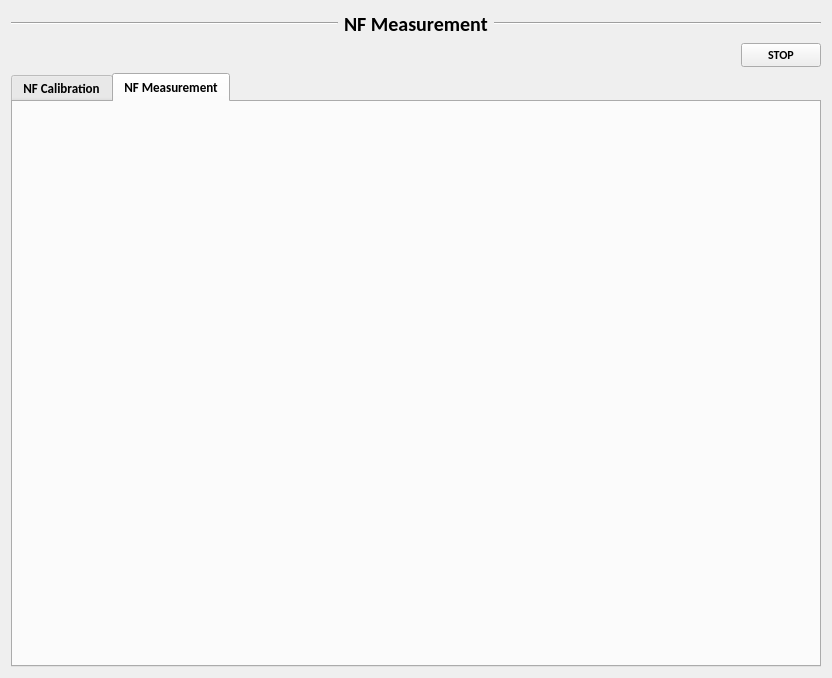
The window that Ui_Lib/Tuner_noise_calibration.ui (tickyboy/GaNology_remote) describes before a commit, drawn with Qt 5.
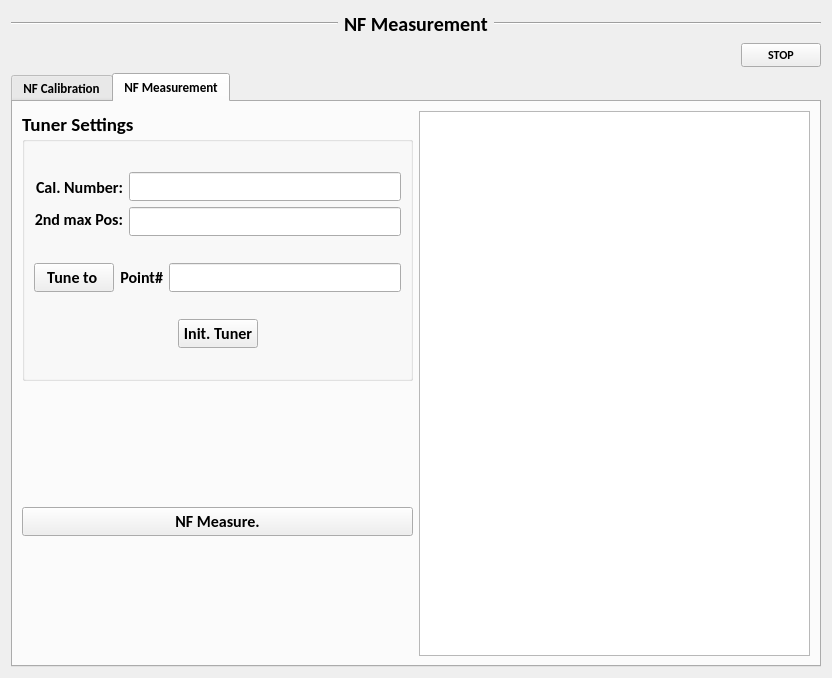
The same window after the commit. The open tabs and pages were chosen to show the change.

Diff of the .ui file:
```diff
--- a/Ui_Lib/Tuner_noise_calibration.ui
+++ b/Ui_Lib/Tuner_noise_calibration.ui
@@ -1039,6 +1039,289 @@
       <attribute name="title">
        <string>NF Measurement</string>
       </attribute>
+      <layout class="QGridLayout" name="gridLayout_7">
+       <item row="0" column="0">
+        <layout class="QVBoxLayout" name="verticalLayout_12">
+         <item>
+          <widget class="QGroupBox" name="groupBox_4">
+           <property name="sizePolicy">
+            <sizepolicy hsizetype="Expanding" vsizetype="Expanding">
+             <horstretch>0</horstretch>
+             <verstretch>0</verstretch>
+            </sizepolicy>
+           </property>
+           <property name="minimumSize">
+            <size>
+             <width>100</width>
+             <height>0</height>
+            </size>
+           </property>
+           <property name="font">
+            <font>
+             <pointsize>14</pointsize>
+            </font>
+           </property>
+           <property name="title">
+            <string>Tuner Settings</string>
+           </property>
+           <layout class="QGridLayout" name="gridLayout_6">
+            <item row="0" column="0" colspan="3">
+             <layout class="QHBoxLayout" name="horizontalLayout_9">
+              <item>
+               <layout class="QVBoxLayout" name="verticalLayout_6">
+                <item>
+                 <widget class="QLabel" name="label_18">
+                  <property name="sizePolicy">
+                   <sizepolicy hsizetype="Preferred" vsizetype="Fixed">
+                    <horstretch>0</horstretch>
+                    <verstretch>0</verstretch>
+                   </sizepolicy>
+                  </property>
+                  <property name="font">
+                   <font>
+                    <family>Calibri</family>
+                    <pointsize>12</pointsize>
+                    <weight>75</weight>
+                    <bold>true</bold>
+                   </font>
+                  </property>
+                  <property name="layoutDirection">
+                   <enum>Qt::LeftToRight</enum>
+                  </property>
+                  <property name="text">
+                   <string>Cal. Number:</string>
+                  </property>
+                  <property name="alignment">
+                   <set>Qt::AlignRight|Qt::AlignTrailing|Qt::AlignVCenter</set>
+                  </property>
+                 </widget>
+                </item>
+                <item>
+                 <widget class="QLabel" name="label_19">
+                  <property name="sizePolicy">
+                   <sizepolicy hsizetype="Preferred" vsizetype="Fixed">
+                    <horstretch>0</horstretch>
+                    <verstretch>0</verstretch>
+                   </sizepolicy>
+                  </property>
+                  <property name="font">
+                   <font>
+                    <family>Calibri</family>
+                    <pointsize>12</pointsize>
+                    <weight>75</weight>
+                    <bold>true</bold>
+                   </font>
+                  </property>
+                  <property name="layoutDirection">
+                   <enum>Qt::LeftToRight</enum>
+                  </property>
+                  <property name="frameShape">
+                   <enum>QFrame::NoFrame</enum>
+                  </property>
+                  <property name="text">
+                   <string>2nd max Pos:</string>
+                  </property>
+                  <property name="alignment">
+                   <set>Qt::AlignRight|Qt::AlignTrailing|Qt::AlignVCenter</set>
+                  </property>
+                 </widget>
+                </item>
+               </layout>
+              </item>
+              <item>
+               <layout class="QVBoxLayout" name="verticalLayout_10">
+                <item>
+                 <widget class="QLineEdit" name="Cal_number_edit_NF">
+                  <property name="font">
+                   <font>
+                    <pointsize>12</pointsize>
+                   </font>
+                  </property>
+                 </widget>
+                </item>
+                <item>
+                 <widget class="QLineEdit" name="Max_POS_edit_NF">
+                  <property name="font">
+                   <font>
+                    <pointsize>12</pointsize>
+                   </font>
+                  </property>
+                 </widget>
+                </item>
+               </layout>
+              </item>
+             </layout>
+            </item>
+            <item row="1" column="0" colspan="3">
+             <layout class="QHBoxLayout" name="horizontalLayout_10">
+              <item>
+               <widget class="QPushButton" name="Tune_button_NF">
+                <property name="font">
+                 <font>
+                  <family>Calibri</family>
+                  <pointsize>12</pointsize>
+                  <weight>75</weight>
+                  <bold>true</bold>
+                 </font>
+                </property>
+                <property name="text">
+                 <string>Tune to </string>
+                </property>
+               </widget>
+              </item>
+              <item>
+               <widget class="QLabel" name="label_20">
+                <property name="sizePolicy">
+                 <sizepolicy hsizetype="Preferred" vsizetype="Fixed">
+                  <horstretch>0</horstretch>
+                  <verstretch>0</verstretch>
+                 </sizepolicy>
+                </property>
+                <property name="font">
+                 <font>
+                  <family>Calibri</family>
+                  <pointsize>12</pointsize>
+                  <weight>75</weight>
+                  <bold>true</bold>
+                 </font>
+                </property>
+                <property name="layoutDirection">
+                 <enum>Qt::LeftToRight</enum>
+                </property>
+                <property name="frameShape">
+                 <enum>QFrame::NoFrame</enum>
+                </property>
+                <property name="text">
+                 <string>Point#</string>
+                </property>
+                <property name="alignment">
+                 <set>Qt::AlignRight|Qt::AlignTrailing|Qt::AlignVCenter</set>
+                </property>
+               </widget>
+              </item>
+              <item>
+               <widget class="QLineEdit" name="Calpoint_edit_NF">
+                <property name="font">
+                 <font>
+                  <pointsize>12</pointsize>
+                 </font>
+                </property>
+                <property name="text">
+                 <string/>
+                </property>
+               </widget>
+              </item>
+             </layout>
+            </item>
+            <item row="2" column="0">
+             <spacer name="horizontalSpacer_6">
+              <property name="orientation">
+               <enum>Qt::Horizontal</enum>
+              </property>
+              <property name="sizeHint" stdset="0">
+               <size>
+                <width>47</width>
+                <height>20</height>
+               </size>
+              </property>
+             </spacer>
+            </item>
+            <item row="2" column="1">
+             <widget class="QPushButton" name="Tuner_init_button_NF">
+              <property name="font">
+               <font>
+                <family>Calibri</family>
+                <pointsize>12</pointsize>
+                <weight>75</weight>
+                <bold>true</bold>
+               </font>
+              </property>
+              <property name="text">
+               <string>Init. Tuner</string>
+              </property>
+             </widget>
+            </item>
+            <item row="2" column="2">
+             <spacer name="horizontalSpacer_7">
+              <property name="orientation">
+               <enum>Qt::Horizontal</enum>
+              </property>
+              <property name="sizeHint" stdset="0">
+               <size>
+                <width>48</width>
+                <height>20</height>
+               </size>
+              </property>
+             </spacer>
+            </item>
+           </layout>
+          </widget>
+         </item>
+         <item>
+          <layout class="QVBoxLayout" name="verticalLayout_11">
+           <property name="sizeConstraint">
+            <enum>QLayout::SetFixedSize</enum>
+           </property>
+           <item>
+            <spacer name="verticalSpacer_3">
+             <property name="orientation">
+              <enum>Qt::Vertical</enum>
+             </property>
+             <property name="sizeHint" stdset="0">
+              <size>
+               <width>20</width>
+               <height>40</height>
+              </size>
+             </property>
+            </spacer>
+           </item>
+           <item>
+            <widget class="QPushButton" name="NF_measure_button">
+             <property name="font">
+              <font>
+               <pointsize>12</pointsize>
+              </font>
+             </property>
+             <property name="text">
+              <string>NF Measure.</string>
+             </property>
+            </widget>
+           </item>
+           <item>
+            <spacer name="verticalSpacer_4">
+             <property name="orientation">
+              <enum>Qt::Vertical</enum>
+             </property>
+             <property name="sizeHint" stdset="0">
+              <size>
+               <width>20</width>
+               <height>40</height>
+              </size>
+             </property>
+            </spacer>
+           </item>
+          </layout>
+         </item>
+        </layout>
+       </item>
+       <item row="0" column="1">
+        <widget class="QTextBrowser" name="textBrowser_LOG_NF">
+         <property name="sizePolicy">
+          <sizepolicy hsizetype="Expanding" vsizetype="Expanding">
+           <horstretch>0</horstretch>
+           <verstretch>0</verstretch>
+          </sizepolicy>
+         </property>
+         <property name="html">
+          <string>&lt;!DOCTYPE HTML PUBLIC &quot;-//W3C//DTD HTML 4.0//EN&quot; &quot;http://www.w3.org/TR/REC-html40/strict.dtd&quot;&gt;
+&lt;html&gt;&lt;head&gt;&lt;meta name=&quot;qrichtext&quot; content=&quot;1&quot; /&gt;&lt;style type=&quot;text/css&quot;&gt;
+p, li { white-space: pre-wrap; }
+&lt;/style&gt;&lt;/head&gt;&lt;body style=&quot; font-family:'Calibri'; font-size:10pt; font-weight:600; font-style:normal;&quot;&gt;
+&lt;p align=&quot;justify&quot; style=&quot;-qt-paragraph-type:empty; margin-top:0px; margin-bottom:0px; margin-left:0px; margin-right:0px; -qt-block-indent:0; text-indent:0px;&quot;&gt;&lt;br /&gt;&lt;/p&gt;&lt;/body&gt;&lt;/html&gt;</string>
+         </property>
+        </widget>
+       </item>
+      </layout>
      </widget>
     </widget>
    </item>
```
Left out of the diff: 2 changed lines with no effect on the pictures.
